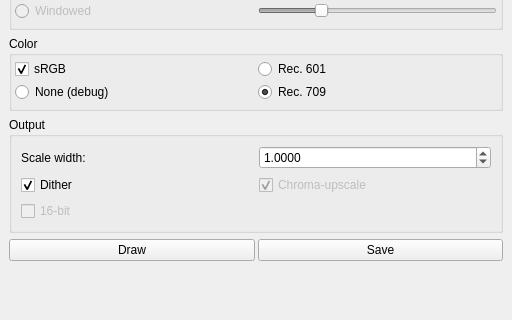
The window that src/mainwindow.ui (spillerrec/Overmix) describes before a commit, drawn with Qt 5; both pictures show x 0 to 512 and y 273 to 593 of the 512 by 593 pixel window.
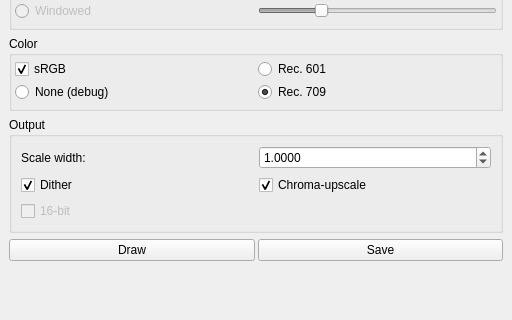
The same window after the commit.

What changed in the file:
```diff
--- a/src/mainwindow.ui
+++ b/src/mainwindow.ui
@@ -374,9 +374,6 @@
          </item>
          <item row="1" column="1">
           <widget class="QCheckBox" name="cbx_chroma">
-           <property name="enabled">
-            <bool>false</bool>
-           </property>
            <property name="text">
             <string>Chroma-upscale</string>
            </property>
```
